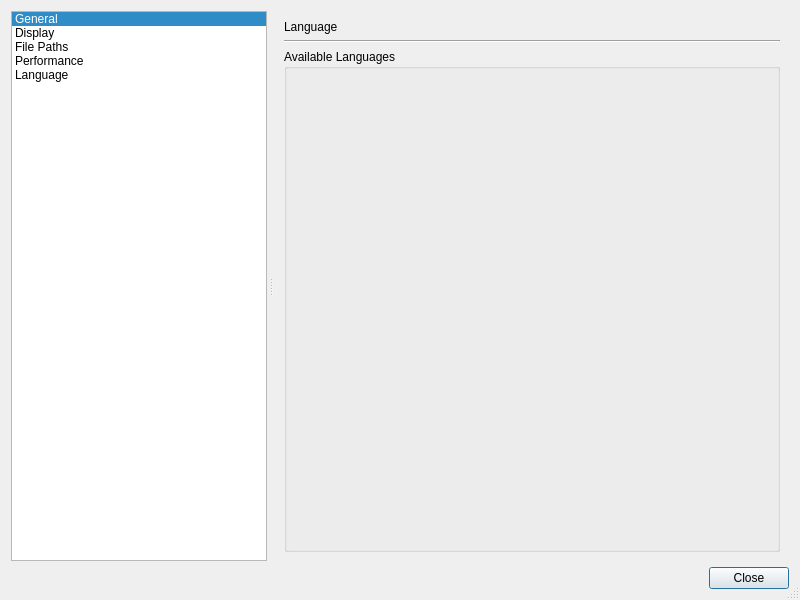
Qt form geometrize/dialog/globalpreferencesdialog.ui (Tw1ddle/geometrize) before a commit.
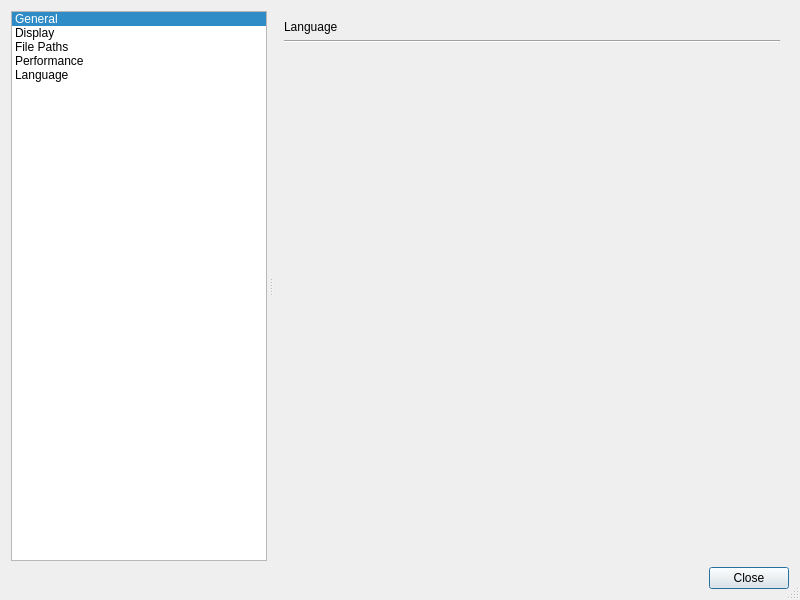
The same form after that commit. The open tabs and pages were chosen to show the change. Icons and pictures are not drawn. Custom widgets are drawn as their Qt base class.

Commit message: Begin implementing language select widget and list

What changed in the file:
```diff
--- a/geometrize/dialog/globalpreferencesdialog.ui
+++ b/geometrize/dialog/globalpreferencesdialog.ui
@@ -484,13 +484,9 @@
            </widget>
           </item>
           <item>
-           <layout class="QVBoxLayout" name="verticalLayout_2">
+           <layout class="QHBoxLayout" name="horizontalLayout_3">
             <item>
-             <widget class="QGroupBox" name="availableLanguagesOptionsGroup">
-              <property name="title">
-               <string>Available Languages</string>
-              </property>
-             </widget>
+             <widget class="geometrize::dialog::LanguageSelectWidget" name="widget" native="true"/>
             </item>
            </layout>
           </item>
@@ -513,6 +509,14 @@
    </item>
   </layout>
  </widget>
+ <customwidgets>
+  <customwidget>
+   <class>geometrize::dialog::LanguageSelectWidget</class>
+   <extends>QWidget</extends>
+   <header>dialog/languageselectwidget.h</header>
+   <container>1</container>
+  </customwidget>
+ </customwidgets>
  <resources>
   <include location="../resources/application_resources.qrc"/>
  </resources>
```
Left out of the diff: 2 changed lines with no effect on the pictures. The commit also changes 10 other files.
